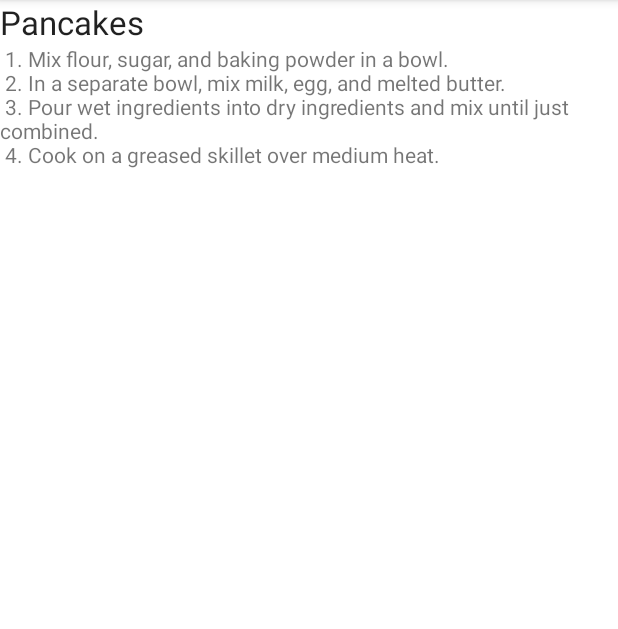
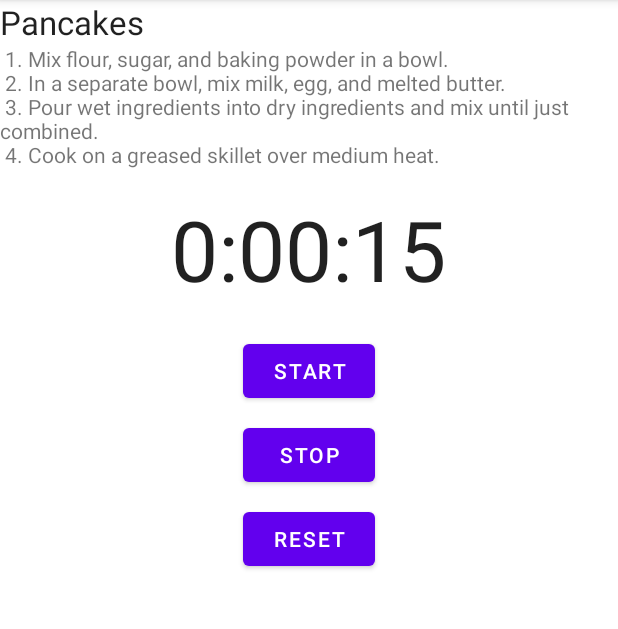
Before and after one commit to kaoiks/mobile_apps_lab, an Android app: the screen it shows after launch (DetailActivity), after a tap on "Pancakes", on a phone screen of 412 x 824 dp, the part 84-713 px from its top. Run offline under Robolectric (Android 15) with nearby library versions, the phone set to English and light mode, and no system bars.

Commit message:
Implemented simple timer

```diff
--- a/app/src/main/AndroidManifest.xml
+++ b/app/src/main/AndroidManifest.xml
@@ -9,6 +9,9 @@
         android:roundIcon="@mipmap/ic_launcher_round"
         android:supportsRtl="true"
         android:theme="@style/Theme.CookBook">
+        <activity
+            android:name=".TempActivity"
+            android:exported="false" />
         <activity
             android:name=".DetailActivity"
             android:exported="false" />
--- a/app/src/main/java/com/example/cookbook/RecipeDetailFragment.kt
+++ b/app/src/main/java/com/example/cookbook/RecipeDetailFragment.kt
@@ -1,4 +1,5 @@
 package com.example.cookbook
+
 
 import android.os.Bundle
 import android.view.LayoutInflater
@@ -6,6 +7,7 @@ import android.view.View
 import android.view.ViewGroup
 import android.widget.TextView
 import androidx.fragment.app.Fragment
+import androidx.fragment.app.FragmentTransaction
 
 
 class RecipeDetailFragment : Fragment() {
@@ -15,6 +17,14 @@ class RecipeDetailFragment : Fragment() {
         super.onCreate(savedInstanceState)
         if (savedInstanceState != null) {
             recipeId = savedInstanceState.getLong("recipeId")
+
+        }else{
+            val stoper = StoperFragment()
+            val ft: FragmentTransaction = childFragmentManager.beginTransaction()
+            ft.add(R.id.stoper_container, stoper)
+            ft.addToBackStack(null)
+            ft.setTransition(FragmentTransaction.TRANSIT_FRAGMENT_FADE)
+            ft.commit()
         }
     }
     override fun onCreateView(inflater: LayoutInflater, container: ViewGroup?, savedinstanceState: Bundle?): View? {
--- /dev/null
+++ b/app/src/main/java/com/example/cookbook/StoperFragment.kt
@@ -0,0 +1,109 @@
+package com.example.cookbook
+
+
+import android.os.Bundle
+import android.os.Handler
+import android.view.LayoutInflater
+import android.view.View
+import android.view.ViewGroup
+import android.widget.TextView
+import androidx.fragment.app.Fragment
+
+
+// TODO: Rename parameter arguments, choose names that match
+// the fragment initialization parameters, e.g. ARG_ITEM_NUMBER
+private const val ARG_PARAM1 = "param1"
+private const val ARG_PARAM2 = "param2"
+
+class StoperFragment : Fragment(), View.OnClickListener {
+    private var seconds = 15
+    private var running = false
+    private var wasRunning = false
+
+
+    override fun onCreate(savedInstanceState: Bundle?) {
+        super.onCreate(savedInstanceState);
+        if (savedInstanceState != null) {
+            seconds = savedInstanceState.getInt("seconds");
+            running = savedInstanceState.getBoolean("running");
+            wasRunning = savedInstanceState.getBoolean("wasRunning");
+        }
+    }
+
+    override fun onCreateView(
+        inflater: LayoutInflater, container: ViewGroup?,
+        savedInstanceState: Bundle?
+    ): View? {
+        val layout = inflater.inflate(R.layout.fragment_stoper, container, false)
+        runStoper(layout)
+        layout.findViewById<View>(R.id.start_button).setOnClickListener(this)
+        layout.findViewById<View>(R.id.stop_button).setOnClickListener(this)
+        layout.findViewById<View>(R.id.reset_button).setOnClickListener(this)
+
+        return layout
+    }
+
+    override fun onPause() {
+        super.onPause()
+        wasRunning = running
+        running = false
+    }
+
+    override fun onResume() {
+        super.onResume()
+        if (wasRunning) {
+            running = true
+        }
+    }
+
+    override fun onSaveInstanceState(savedInstanceState: Bundle) {
+        savedInstanceState.putInt("seconds", seconds)
+        savedInstanceState.putBoolean("running", running)
+        savedInstanceState.putBoolean("wasRunning", wasRunning)
+    }
+
+    private fun onClickStart() {
+        running = true
+    }
+
+    private fun onClickStop() {
+        running = false
+    }
+
+    private fun onClickReset() {
+        running = false
+        seconds = 15
+    }
+
+    private fun runStoper(view: View) {
+        val timeView = view.findViewById<View>(R.id.time_view) as TextView
+        val handler = Handler()
+        handler.post(object : Runnable {
+            override fun run() {
+                val hours = seconds / 3600
+                val minutes = seconds % 3600 / 60
+                val secs = seconds % 60
+                val time = String.format("%d:%02d:%02d", hours, minutes, secs)
+                timeView.text = time
+                if (running) {
+                    seconds--
+                }
+                handler.postDelayed(this, 1000)
+                if (seconds == 0){
+                    onClickReset()
+
+                }
+            }
+        })
+    }
+
+    override fun onClick(v: View) {
+        when (v.id) {
+            R.id.start_button -> onClickStart()
+            R.id.stop_button -> onClickStop()
+            R.id.reset_button -> onClickReset()
+        }
+    }
+
+
+}
--- a/app/src/main/res/layout-large/fragment_recipe_detail.xml
+++ b/app/src/main/res/layout-large/fragment_recipe_detail.xml
@@ -13,4 +13,8 @@
         android:layout_width="wrap_content"
 
         android:id="@+id/textDescription" />
+    <FrameLayout
+        android:id="@+id/stoper_container"
+        android:layout_width="match_parent"
+        android:layout_height="match_parent" />
 </LinearLayout>
--- /dev/null
+++ b/app/src/main/res/layout/activity_temp.xml
@@ -0,0 +1,6 @@
+<?xml version="1.0" encoding="utf-8"?>
+<FrameLayout
+    xmlns:android="http://schemas.android.com/apk/res/android"
+    android:id="@+id/stoper_container"
+    android:layout_width="match_parent"
+    android:layout_height="match_parent" />
--- a/app/src/main/res/layout/fragment_recipe_detail.xml
+++ b/app/src/main/res/layout/fragment_recipe_detail.xml
@@ -13,4 +13,8 @@
         android:layout_width="wrap_content"
 
         android:id="@+id/textDescription" />
+    <FrameLayout
+        android:id="@+id/stoper_container"
+        android:layout_width="match_parent"
+        android:layout_height="match_parent" />
 </LinearLayout>
--- /dev/null
+++ b/app/src/main/res/layout/fragment_stoper.xml
@@ -0,0 +1,43 @@
+<?xml version="1.0" encoding="utf-8"?>
+<LinearLayout
+    xmlns:android="http://schemas.android.com/apk/res/android"
+    xmlns:tools="http://schemas.android.com/tools"
+    android:layout_width="match_parent"
+    android:layout_height="match_parent"
+    android:orientation="vertical"
+    android:padding="16dp"
+    >
+    <TextView
+        android:id="@+id/time_view"
+        android:layout_width="wrap_content"
+        android:layout_height="wrap_content"
+        android:layout_gravity="center_horizontal"
+        android:textAppearance="@android:style/TextAppearance.Large"
+        android:textSize="56sp"
+        />
+
+    <Button
+        android:id="@+id/start_button"
+        android:layout_width="wrap_content"
+        android:layout_height="wrap_content"
+        android:layout_gravity="center_horizontal"
+        android:layout_marginTop="20dp"
+        android:text="@string/start"
+        />
+    <Button
+        android:id="@+id/stop_button"
+        android:layout_width="wrap_content"
+        android:layout_height="wrap_content"
+        android:layout_gravity="center_horizontal"
+        android:layout_marginTop="8dp"
+        android:text="@string/stop"
+        />
+    <Button
+        android:id="@+id/reset_button"
+        android:layout_width="wrap_content"
+        android:layout_height="wrap_content"
+        android:layout_gravity="center_horizontal"
+        android:layout_marginTop="8dp"
+        android:text="@string/reset"
+        />
+</LinearLayout>
--- a/app/src/main/res/values/strings.xml
+++ b/app/src/main/res/values/strings.xml
@@ -2,8 +2,12 @@
     <string name="app_name">CookBook</string>
 
     <string name="detail_button"> Pokaż przepis </string>
-<!-- TODO: Remove or change this placeholder text -->
+    <!-- TODO: Remove or change this placeholder text -->
     <string name="hello_blank_fragment">Hello blank fragment</string>
     <string name="recipe_name"> Nazwa przepisu </string>
     <string name="food_recipe"> Składniki i sposób przygotowania </string>
+
+    <string name="start">Start</string>
+    <string name="stop">Stop</string>
+    <string name="reset">Reset</string>
 </resources>
```
Also changed, not shown: app/src/main/java/com/example/cookbook/TempActivity.kt (added, +21 -0 lines).
